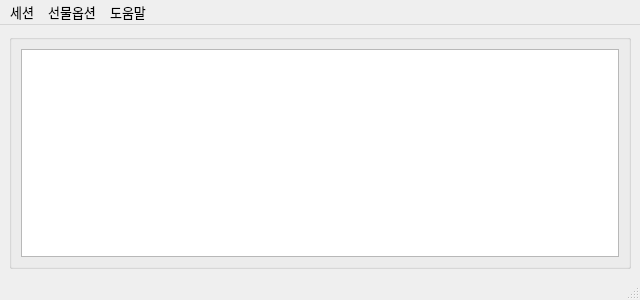
Old version of the form UI/skybot_cm.ui in the repository skygoldfish/SkyBot.
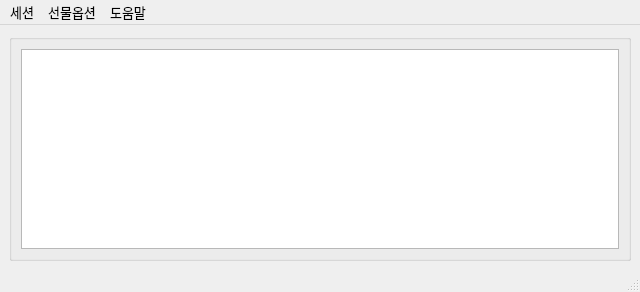
New version of the form. Icons and pictures are not drawn.

Commit message: UI 정리

What changed in the file:
```diff
--- a/UI/skybot_cm.ui
+++ b/UI/skybot_cm.ui
@@ -7,7 +7,7 @@
     <x>0</x>
     <y>0</y>
     <width>640</width>
-    <height>300</height>
+    <height>292</height>
    </rect>
   </property>
   <property name="font">
```
The commit also changes 1 other file.
